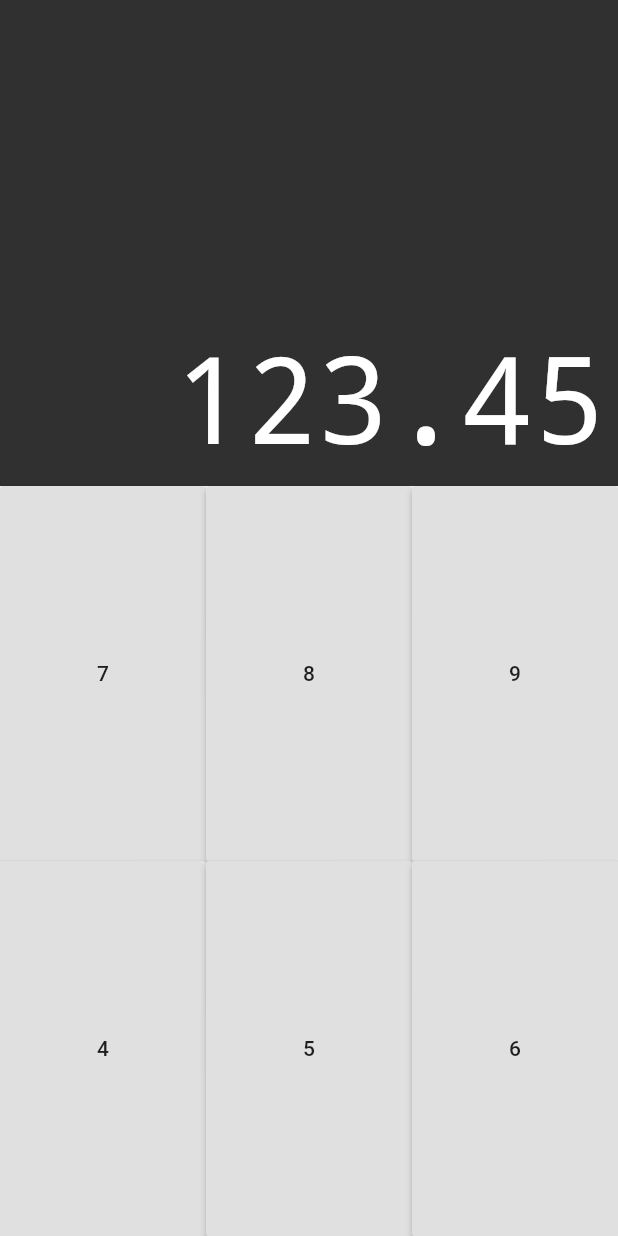
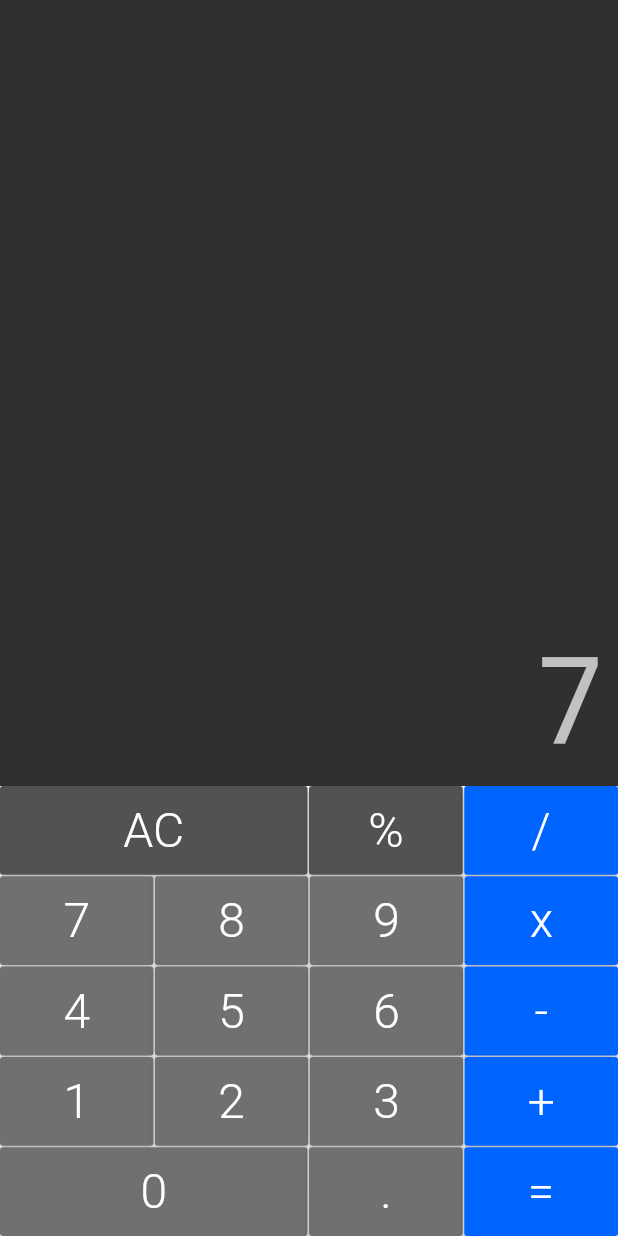
Before and after one commit to joaop-aguiar/Calculator, a Flutter app: the screen it shows after launch, after a tap on an icon or button, on a phone screen of 412 x 824 dp. Run offline on Flutter 3.47's test engine with Material 2 defaults, Android fonts, the phone set to English and light mode, and no system bars; drawn by our look-alikes of auto_size_text.

Commit message:
Finish application

```diff
--- a/lib/components/button.dart
+++ b/lib/components/button.dart
@@ -1,15 +1,48 @@
 import 'package:flutter/material.dart';
 
-class button extends StatelessWidget {
+class Button extends StatelessWidget {
+  static const DARK = Color.fromRGBO(82, 82, 82, 1);
+  static const DEFAULT = Color.fromRGBO(112, 112, 112, 1);
+  static const OPERATION = Color.fromRGBO(00, 100, 255, 1);
   final String text;
-  button({@required this.text});
+  final bool big;
+  final Color color;
+  final void Function(String) cb;
+
+  Button({
+    @required this.text,
+    this.big = false,
+    this.color = DEFAULT,
+    @required this.cb,
+  });
+
+  Button.big({
+    @required this.text,
+    this.big = true,
+    this.color = DEFAULT,
+    @required this.cb,
+  });
+
+  Button.operation({
+    @required this.text,
+    this.big = false,
+    this.color = OPERATION,
+    @required this.cb,
+  });
   @override
   Widget build(BuildContext context) {
     return Expanded(
-      flex: 1,
+      flex: big ? 2 : 1,
       child: RaisedButton(
-        child: Text(text),
-        onPressed: () {},
+        color: this.color,
+        child: Text(text,
+            style: TextStyle(
+              color: Colors.white,
+              fontSize: 32,
+              fontWeight: FontWeight.w300,
+            ),
+          ),
+        onPressed: () => cb(text),
       ),
     );
   }
--- a/lib/components/button_row.dart
+++ b/lib/components/button_row.dart
@@ -1,9 +1,9 @@
 import 'package:flutter/material.dart';
 import 'button.dart';
 
-class buttonrow extends StatelessWidget {
-  final List<button> buttons;
-  buttonrow(this.buttons);
+class ButtonRow extends StatelessWidget {
+  final List<Button> buttons;
+  ButtonRow(this.buttons);
 
   @override
   Widget build(BuildContext context) {
@@ -11,9 +11,10 @@ class buttonrow extends StatelessWidget {
       flex: 1,
       child: Row(
         crossAxisAlignment: CrossAxisAlignment.stretch,
-        children: buttons,
-
-
+        children: buttons.fold(<Widget>[], (list, b) {
+          list.isEmpty ? list.add(b) : list.addAll([SizedBox(width: 1), b]);
+          return list;
+        }),
       ),
     );
   }
--- a/lib/components/display.dart
+++ b/lib/components/display.dart
@@ -2,9 +2,9 @@ import 'package:flutter/cupertino.dart';
 import 'package:flutter/material.dart';
 import 'package:auto_size_text/auto_size_text.dart';
 
-class display extends StatelessWidget {
+class Display extends StatelessWidget {
   final String text;
-  display(this.text);
+  Display(this.text);
 
   @override
   Widget build(BuildContext context) {
@@ -28,10 +28,8 @@ class display extends StatelessWidget {
                   fontWeight: FontWeight.w100,
                   decoration: TextDecoration.none,
                   fontSize: 80,
-                  color: Colors.white,
+                  color: Colors.white70,
                 ),
-
-
               ),
             ),
           ],
--- a/lib/components/keyboard.dart
+++ b/lib/components/keyboard.dart
@@ -2,27 +2,51 @@ import 'package:flutter/material.dart';
 import 'button_row.dart';
 import 'button.dart';
 
-class keyboard extends StatelessWidget {
+class Keyboard extends StatelessWidget {
+  final void Function(String) cb;
+
+  Keyboard(this.cb);
+
   @override
   Widget build(BuildContext context) {
     return Container(
-      height: 500,
+      height: 300,
       child: Column(
         children: <Widget>[
-          buttonrow([
-            button(text: '7'),
-            button(text: '8'),
-            button(text: '9'),
-            ]),
-          buttonrow([
-            button(text: '4'),
-            button(text: '5'),
-            button(text: '6'),
-            ])
+          ButtonRow([
+            Button.big(text: 'AC', color: Button.DARK, cb: cb),
+            Button(text: '%', color: Button.DARK, cb: cb),
+            Button.operation(text: '/', cb: cb),
+          ]),
+          SizedBox(height: 1),
+          ButtonRow([
+            Button(text: '7', cb: cb),
+            Button(text: '8', cb: cb),
+            Button(text: '9', cb: cb),
+            Button.operation(text: 'x', cb: cb),
+          ]),
+          SizedBox(height: 1),
+          ButtonRow([
+            Button(text: '4', cb: cb),
+            Button(text: '5', cb: cb),
+            Button(text: '6', cb: cb),
+            Button.operation(text: '-', cb: cb),
+          ]),
+          SizedBox(height: 1),
+          ButtonRow([
+            Button(text: '1', cb: cb),
+            Button(text: '2', cb: cb),
+            Button(text: '3', cb: cb),
+            Button.operation(text: '+', cb: cb),
+          ]),
+          SizedBox(height: 1),
+          ButtonRow([
+            Button.big(text: '0', cb: cb),
+            Button(text: '.', cb: cb),
+            Button.operation(text: '=', cb: cb),
+          ])
         ],
-
-        ),
-
+      ),
     );
   }
 }
--- a/lib/main.dart
+++ b/lib/main.dart
@@ -2,5 +2,5 @@ import 'package:flutter/material.dart';
 import 'screens/calculator.dart';
 
 void main() {
-  runApp(calculator());
+  runApp(Calculator());
 }
--- a/lib/models/memory.dart
+++ b/lib/models/memory.dart
@@ -1,3 +1,100 @@
 class Memory {
+  static const operations = const ['%', '/', 'x', '-', '+', '='];
 
+  final _buffer = [0.0, 0.0];
+  int _bufferIndex = 0;
+  String _operation;
+  String _value = '0';
+  bool _wipeValue = false;
+  String _lastCommand;
+
+  void applyCommand(String command) {
+    if (_isReplacingOperation(command)) {
+      _operation = command;
+      return;
+    }
+
+    if (command == 'AC') {
+      _allClear();
+    } else if (operations.contains(command)) {
+      _setOperation(command);
+    } else {
+      _addDigit(command);
+    }
+    _lastCommand = command;
+  }
+
+  _isReplacingOperation(String command) {
+    return operations.contains(_lastCommand) &&
+        operations.contains(command) &&
+        _lastCommand != '=' &&
+        command != '=';
+  }
+
+  _setOperation(String newOperation) {
+    bool isEqualSign = newOperation == '=';
+    if (_bufferIndex == 0) {
+      if (!isEqualSign) {
+        _operation = newOperation;
+        _bufferIndex = 1;
+      }
+    } else {
+      _buffer[0] = _calculate();
+      _buffer[1] = 0.0;
+      _value = _buffer[0].toString();
+      _value = _value.endsWith('.0') ? _value.split('.')[0] : _value;
+
+      _operation = isEqualSign ? null : newOperation;
+      _bufferIndex = isEqualSign ? 0 : 1;
+    }
+
+    _wipeValue = true;
+  }
+
+  _addDigit(String digit) {
+    final isDot = digit == '.';
+    final wipeValue = (_value == '0' && !isDot) || _wipeValue;
+
+    if (isDot && _value.contains('.') && !wipeValue) {
+      return;
+    }
+
+    final emptyValue = isDot ? '0' : '';
+
+    final currentValue = wipeValue ? emptyValue : _value;
+    _value = currentValue + digit;
+    _wipeValue = false;
+
+    _buffer[_bufferIndex] = double.tryParse(_value) ?? 0;
+    print(_buffer);
+  }
+
+  _allClear() {
+    _value = '0';
+    _buffer.setAll(0, [0.0, 0.0]);
+    _operation = null;
+    _bufferIndex = 0;
+    _wipeValue = false;
+  }
+
+  _calculate() {
+    switch (_operation) {
+      case '%':
+        return _buffer[0] % _buffer[1];
+      case '/':
+        return _buffer[0] / _buffer[1];
+      case 'x':
+        return _buffer[0] * _buffer[1];
+      case '-':
+        return _buffer[0] - _buffer[1];
+      case '+':
+        return _buffer[0] + _buffer[1];
+      default:
+        return _buffer[0];
+    }
+  }
+
+  String get value {
+    return _value;
+  }
 }
--- a/lib/screens/calculator.dart
+++ b/lib/screens/calculator.dart
@@ -1,15 +1,34 @@
+import 'package:calculator/models/memory.dart';
 import 'package:flutter/material.dart';
+import 'package:flutter/services.dart';
 import '../components/display.dart';
 import '../components/keyboard.dart';
 
-class calculator extends StatelessWidget {
+class Calculator extends StatefulWidget {
+  @override
+  _CalculatorState createState() => _CalculatorState();
+}
+
+class _CalculatorState extends State<Calculator> {
+  final Memory memory = Memory();
+
+  _onPressed(String command) {
+    setState(() {
+      memory.applyCommand(command);
+    });
+  }
+
   @override
   Widget build(BuildContext context) {
+    SystemChrome.setPreferredOrientations([
+      DeviceOrientation.portraitUp
+    ]);
+
     return MaterialApp(
       home: Column(
         children: <Widget>[
-          display('123.45'),
-          keyboard(),
+          Display(memory.value),
+          Keyboard(_onPressed),
         ],
       ),
     );
```
